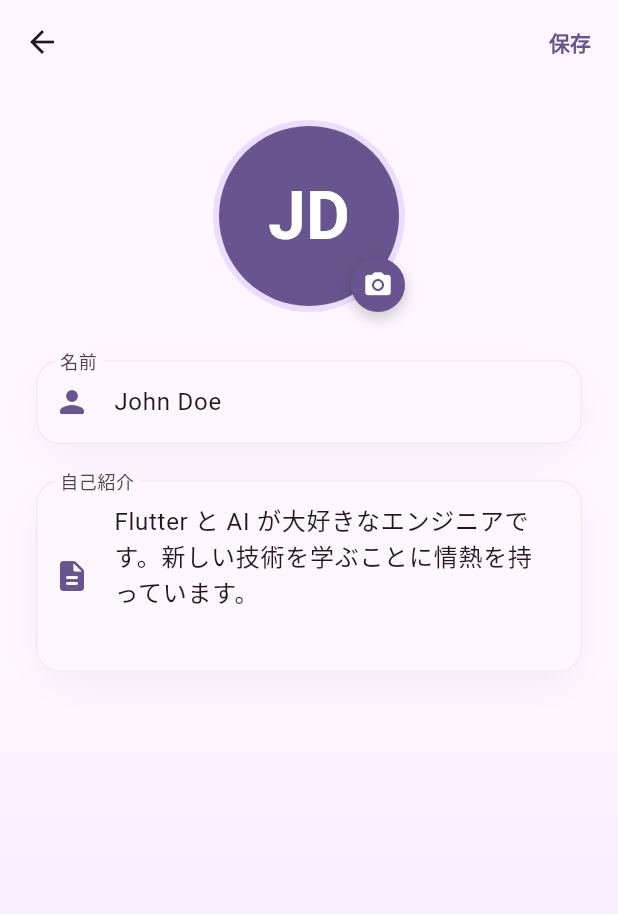
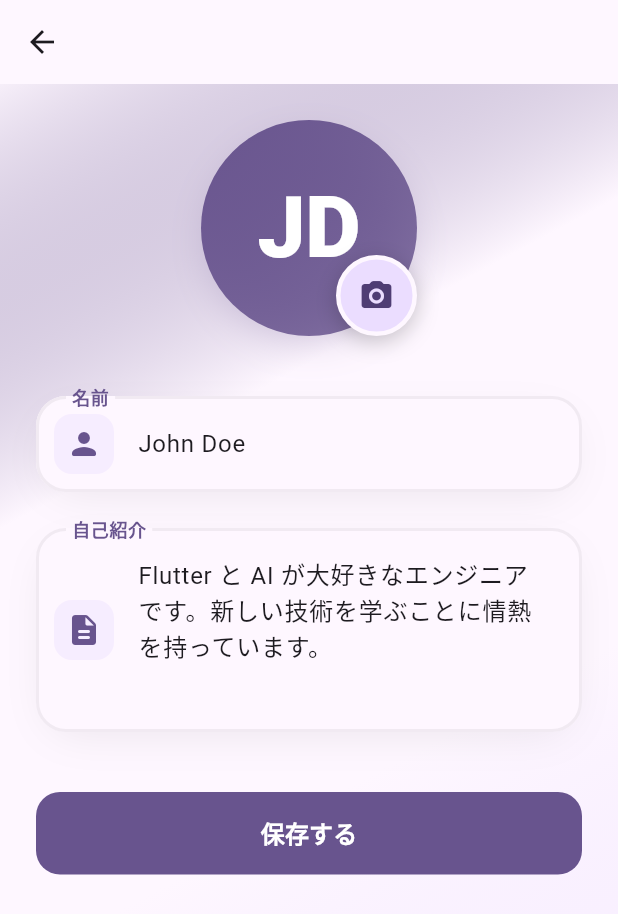
Before and after one commit to Koichi5/cursor_agent_sample, a Flutter app: the ProfileEditPage screen opened directly with empty values, on a phone screen of 412 x 824 dp. Shown: the top 914 px of the screen. Run offline on Flutter 3.47's test engine with Material 3 defaults, Android fonts, the phone set to English and light mode, and no system bars.

Commit message:
style: Improve profile edit page UI

```diff
--- a/lib/views/profile_edit_page/profile_edit_page.dart
+++ b/lib/views/profile_edit_page/profile_edit_page.dart
@@ -34,49 +34,27 @@ class _ProfileEditPageState extends State<ProfileEditPage> {
     final theme = Theme.of(context);
     return Scaffold(
       appBar: AppBar(
-        backgroundColor: theme.colorScheme.surface,
+        backgroundColor: Colors.transparent,
         title: Text(
           widget.title,
           style: TextStyle(
             color: theme.colorScheme.onSurface,
-            fontWeight: FontWeight.bold,
+            fontWeight: FontWeight.w900,
+            fontSize: 24,
+            letterSpacing: -0.5,
           ),
         ),
         centerTitle: true,
         elevation: 0,
-        actions: [
-          TextButton(
-            onPressed: () {
-              if (_formKey.currentState?.validate() ?? false) {
-                // Save profile
-                setState(() {
-                  _isEditing = false;
-                });
-                ScaffoldMessenger.of(context).showSnackBar(
-                  SnackBar(
-                    content: const Text('プロフィールを保存しました'),
-                    behavior: SnackBarBehavior.floating,
-                    backgroundColor: theme.colorScheme.primary,
-                  ),
-                );
-              }
-            },
-            child: Text(
-              '保存',
-              style: TextStyle(
-                color: theme.colorScheme.primary,
-                fontWeight: FontWeight.bold,
-              ),
-            ),
-          ),
-        ],
       ),
       body: Container(
         decoration: BoxDecoration(
           gradient: LinearGradient(
-            begin: Alignment.topCenter,
-            end: Alignment.bottomCenter,
+            begin: Alignment.topLeft,
+            end: Alignment.bottomRight,
+            stops: const [0.0, 0.3, 0.6, 1.0],
             colors: [
+              theme.colorScheme.primary.withOpacity(0.05),
               theme.colorScheme.surface,
               theme.colorScheme.surface,
               theme.colorScheme.primaryContainer.withOpacity(0.1),
@@ -92,19 +70,35 @@ class _ProfileEditPageState extends State<ProfileEditPage> {
                 child: Stack(
                   children: [
                     Container(
-                      padding: const EdgeInsets.all(4),
+                      padding: const EdgeInsets.all(8),
                       decoration: BoxDecoration(
-                        color: theme.colorScheme.primaryContainer,
+                        gradient: LinearGradient(
+                          begin: Alignment.topLeft,
+                          end: Alignment.bottomRight,
+                          colors: [
+                            theme.colorScheme.primary,
+                            theme.colorScheme.primary.withOpacity(0.8),
+                          ],
+                        ),
                         shape: BoxShape.circle,
+                        boxShadow: [
+                          BoxShadow(
+                            color: theme.colorScheme.primary.withOpacity(0.3),
+                            blurRadius: 24,
+                            offset: const Offset(0, 8),
+                            spreadRadius: -8,
+                          ),
+                        ],
                       ),
                       child: CircleAvatar(
-                        radius: 60,
-                        backgroundColor: theme.colorScheme.primary,
+                        radius: 64,
+                        backgroundColor: Colors.transparent,
                         child: Text(
                           'JD',
-                          style: theme.textTheme.displayMedium?.copyWith(
+                          style: theme.textTheme.displayLarge?.copyWith(
                             color: theme.colorScheme.onPrimary,
-                            fontWeight: FontWeight.bold,
+                            fontWeight: FontWeight.w900,
+                            height: 1,
                           ),
                         ),
                       ),
@@ -113,29 +107,33 @@ class _ProfileEditPageState extends State<ProfileEditPage> {
                       right: 0,
                       bottom: 0,
                       child: Container(
-                        padding: const EdgeInsets.all(8),
+                        padding: const EdgeInsets.all(12),
                         decoration: BoxDecoration(
-                          color: theme.colorScheme.primary,
+                          color: theme.colorScheme.primaryContainer,
                           shape: BoxShape.circle,
+                          border: Border.all(
+                            color: theme.colorScheme.surface,
+                            width: 3,
+                          ),
                           boxShadow: [
                             BoxShadow(
                               color: theme.colorScheme.shadow.withOpacity(0.2),
-                              blurRadius: 8,
+                              blurRadius: 12,
                               offset: const Offset(0, 4),
                             ),
                           ],
                         ),
                         child: Icon(
                           Icons.camera_alt_rounded,
-                          color: theme.colorScheme.onPrimary,
-                          size: 20,
+                          color: theme.colorScheme.onPrimaryContainer,
+                          size: 24,
                         ),
                       ),
                     ),
                   ],
                 ),
               ),
-              const SizedBox(height: 32),
+              const SizedBox(height: 40),
               _buildTextField(
                 context,
                 label: '名前',
@@ -162,6 +160,36 @@ class _ProfileEditPageState extends State<ProfileEditPage> {
                   return null;
                 },
               ),
+              const SizedBox(height: 40),
+              FilledButton(
+                onPressed: () {
+                  if (_formKey.currentState?.validate() ?? false) {
+                    setState(() {
+                      _isEditing = false;
+                    });
+                    ScaffoldMessenger.of(context).showSnackBar(
+                      SnackBar(
+                        content: const Text('プロフィールを保存しました'),
+                        behavior: SnackBarBehavior.floating,
+                        backgroundColor: theme.colorScheme.primary,
+                      ),
+                    );
+                  }
+                },
+                style: FilledButton.styleFrom(
+                  padding: const EdgeInsets.symmetric(vertical: 16),
+                  shape: RoundedRectangleBorder(
+                    borderRadius: BorderRadius.circular(16),
+                  ),
+                ),
+                child: const Text(
+                  '保存する',
+                  style: TextStyle(
+                    fontWeight: FontWeight.bold,
+                    fontSize: 16,
+                  ),
+                ),
+              ),
             ],
           ),
         ),
@@ -181,7 +209,7 @@ class _ProfileEditPageState extends State<ProfileEditPage> {
     return Container(
       decoration: BoxDecoration(
         color: theme.colorScheme.surface,
-        borderRadius: BorderRadius.circular(16),
+        borderRadius: BorderRadius.circular(20),
         boxShadow: [
           BoxShadow(
             color: theme.colorScheme.shadow.withOpacity(0.08),
@@ -197,38 +225,51 @@ class _ProfileEditPageState extends State<ProfileEditPage> {
         validator: validator,
         style: theme.textTheme.bodyLarge?.copyWith(
           color: theme.colorScheme.onSurface,
+          height: 1.5,
         ),
         decoration: InputDecoration(
           labelText: label,
           labelStyle: TextStyle(
-            color: theme.colorScheme.onSurfaceVariant,
-            fontWeight: FontWeight.w500,
+            color: theme.colorScheme.primary,
+            fontWeight: FontWeight.w600,
+            letterSpacing: 0.5,
           ),
-          prefixIcon: Icon(
-            prefixIcon,
-            color: theme.colorScheme.primary,
+          prefixIcon: Container(
+            margin: const EdgeInsets.all(12),
+            padding: const EdgeInsets.all(8),
+            decoration: BoxDecoration(
+              color: theme.colorScheme.primaryContainer.withOpacity(0.4),
+              borderRadius: BorderRadius.circular(12),
+            ),
+            child: Icon(
+              prefixIcon,
+              color: theme.colorScheme.primary,
+              size: 24,
+            ),
           ),
           enabledBorder: OutlineInputBorder(
-            borderRadius: BorderRadius.circular(16),
+            borderRadius: BorderRadius.circular(20),
             borderSide: BorderSide(
               color: theme.colorScheme.outline.withOpacity(0.1),
+              width: 2,
             ),
           ),
           focusedBorder: OutlineInputBorder(
-            borderRadius: BorderRadius.circular(16),
+            borderRadius: BorderRadius.circular(20),
             borderSide: BorderSide(
               color: theme.colorScheme.primary,
               width: 2,
             ),
           ),
           errorBorder: OutlineInputBorder(
-            borderRadius: BorderRadius.circular(16),
+            borderRadius: BorderRadius.circular(20),
             borderSide: BorderSide(
               color: theme.colorScheme.error,
+              width: 2,
             ),
           ),
           focusedErrorBorder: OutlineInputBorder(
-            borderRadius: BorderRadius.circular(16),
+            borderRadius: BorderRadius.circular(20),
             borderSide: BorderSide(
               color: theme.colorScheme.error,
               width: 2,
@@ -236,6 +277,7 @@ class _ProfileEditPageState extends State<ProfileEditPage> {
           ),
           filled: true,
           fillColor: theme.colorScheme.surface,
+          contentPadding: const EdgeInsets.all(20),
         ),
       ),
     );
```
